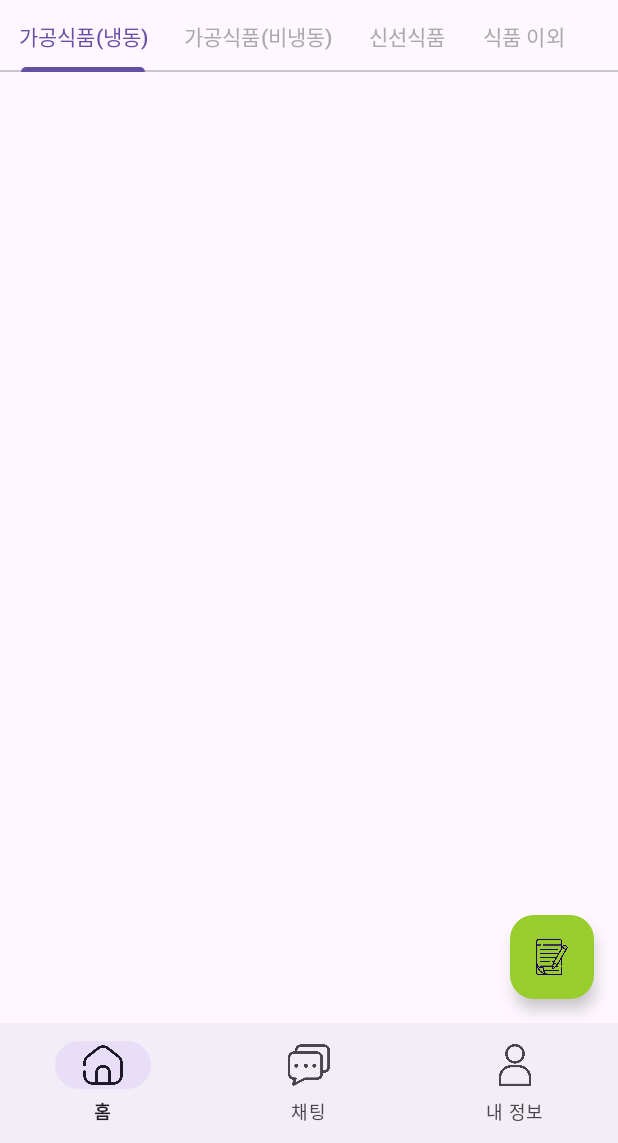
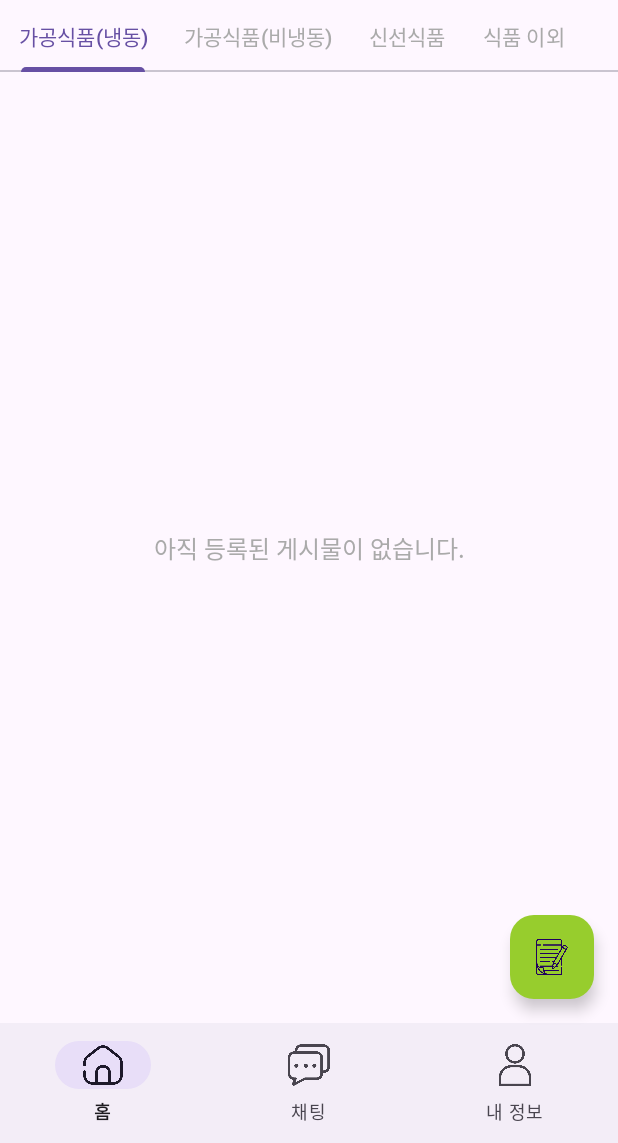
Before and after one commit to jwjang126/SinnaMarket, an Android app: the screen it shows after launch once a user with an empty profile is signed in (MainActivity), on a phone screen of 412 x 824 dp, the part 93-1236 px from its top. Run offline under Robolectric (Android 15) with nearby library versions, the phone set to English and light mode, and no system bars; our stand-ins replace Firebase (no records; nobody signed in at launch, a user with empty details on screens opened directly).

Commit message:
메인화면 게시물 잘 보여요

```diff
--- a/app/src/main/java/com/motungi/sinnamarket/main/MainActivity.kt
+++ b/app/src/main/java/com/motungi/sinnamarket/main/MainActivity.kt
@@ -1,18 +1,16 @@
 package com.motungi.sinnamarket.main
 
+import android.content.Context
 import android.content.Intent
 import android.os.Bundle
 import android.view.View
 import android.view.inputmethod.InputMethodManager
 import android.widget.AdapterView
 import android.widget.ArrayAdapter
-import android.widget.PopupMenu
 import android.widget.Spinner
 import android.widget.Toast
 import androidx.appcompat.app.AlertDialog
 import androidx.appcompat.app.AppCompatActivity
-import androidx.fragment.app.FragmentActivity
-import androidx.viewpager2.adapter.FragmentStateAdapter
 import com.google.android.material.tabs.TabLayoutMediator
 import com.google.firebase.auth.FirebaseAuth
 import com.motungi.sinnamarket.R
@@ -23,6 +21,7 @@ import com.motungi.sinnamarket.databinding.ActivityMainBinding
 class MainActivity : AppCompatActivity() {
 
     private lateinit var binding: ActivityMainBinding
+    private lateinit var viewPagerAdapter: ViewPagerAdapter
     private var selectedRegion: String = "수성구"
 
     private val districtMap = mapOf(
@@ -42,19 +41,24 @@ class MainActivity : AppCompatActivity() {
         binding = ActivityMainBinding.inflate(layoutInflater)
         setContentView(binding.root)
 
+        // SharedPreferences에서 마지막으로 설정된 지역 정보를 불러옵니다.
+        val prefs = getSharedPreferences("app_prefs", Context.MODE_PRIVATE)
+        selectedRegion = prefs.getString("selected_region", "수성구") ?: "수성구"
+        binding.regionText.text = selectedRegion
+
         val categories = listOf("가공식품(냉동)", "가공식품(비냉동)", "신선식품", "식품 이외")
-        val viewPager = binding.viewPager
-        val tabLayout = binding.tabLayout
+        viewPagerAdapter = ViewPagerAdapter(this, categories, selectedRegion)
+        binding.viewPager.adapter = viewPagerAdapter
+        binding.viewPager.offscreenPageLimit = 1
 
-        viewPager.adapter = ViewPagerAdapter(this, categories, selectedRegion)
-        TabLayoutMediator(tabLayout, viewPager) { tab, position ->
+        TabLayoutMediator(binding.tabLayout, binding.viewPager) { tab, position ->
             tab.text = categories[position]
         }.attach()
 
         binding.bottomNavigationBar.setOnItemSelectedListener { item ->
             when (item.itemId) {
                 R.id.nav_home -> {
-                    viewPager.currentItem = 0
+                    binding.viewPager.currentItem = 0
                     Toast.makeText(this, "홈 화면입니다.", Toast.LENGTH_SHORT).show()
                     true
                 }
@@ -75,7 +79,7 @@ class MainActivity : AppCompatActivity() {
         }
 
         binding.searchIcon.setOnClickListener {
-            val imm = getSystemService(INPUT_METHOD_SERVICE) as InputMethodManager
+            val imm = getSystemService(Context.INPUT_METHOD_SERVICE) as InputMethodManager
             imm.toggleSoftInput(InputMethodManager.SHOW_FORCED, 0)
             Toast.makeText(this, "키보드가 열립니다.", Toast.LENGTH_SHORT).show()
         }
@@ -101,6 +105,7 @@ class MainActivity : AppCompatActivity() {
     }
 
     private fun showMyInfo() {
+        // 이 부분은 Firebase에서 실제 사용자 정보를 불러와야 합니다.
         val myInfo = """
             이름: 김민준
             전화번호: 010-1234-5678
@@ -133,13 +138,20 @@ class MainActivity : AppCompatActivity() {
             .setView(dialogView)
             .setPositiveButton("선택") { dialog, _ ->
                 val selectedDong = dongSpinner.selectedItem.toString()
-                if (selectedDong != "선택하세요") {
+                if (selectedDong != "선택하세요" && selectedDong != selectedRegion) {
                     binding.regionText.text = selectedDong
                     selectedRegion = selectedDong
-                    (binding.viewPager.adapter as? ViewPagerAdapter)?.updateRegion(selectedDong)
+
+                    // SharedPreferences에 지역 정보 저장
+                    val prefs = getSharedPreferences("app_prefs", Context.MODE_PRIVATE)
+                    prefs.edit().putString("selected_region", selectedDong).apply()
+
+                    // ViewPagerAdapter를 통해 모든 Fragment 업데이트
+                    viewPagerAdapter.updateRegion(selectedDong)
+
                     Toast.makeText(this, "$selectedDong 로 지역이 변경되었습니다.", Toast.LENGTH_SHORT).show()
                 } else {
-                    Toast.makeText(this, "동을 선택해 주세요.", Toast.LENGTH_SHORT).show()
+                    Toast.makeText(this, "동을 선택하거나, 기존 지역과 다른 지역을 선택해 주세요.", Toast.LENGTH_SHORT).show()
                 }
                 dialog.dismiss()
             }
--- a/app/src/main/java/com/motungi/sinnamarket/main/PostListFragment.kt
+++ b/app/src/main/java/com/motungi/sinnamarket/main/PostListFragment.kt
@@ -11,7 +11,10 @@ import androidx.recyclerview.widget.LinearLayoutManager
 import com.google.firebase.firestore.FirebaseFirestore
 import com.google.firebase.firestore.Query
 import com.motungi.sinnamarket.databinding.FragmentPostListBinding
-import com.motungi.sinnamarket.main.DetailActivity // DetailActivity import 추가
+import com.motungi.sinnamarket.main.DetailActivity
+import com.motungi.sinnamarket.main.Post
+import com.motungi.sinnamarket.main.PostAdapter
+import com.motungi.sinnamarket.R
 
 class PostListFragment : Fragment() {
 
@@ -40,20 +43,32 @@ class PostListFragment : Fragment() {
     override fun onViewCreated(view: View, savedInstanceState: Bundle?) {
         super.onViewCreated(view, savedInstanceState)
 
-        // PostAdapter를 초기화할 때 클릭 리스너를 전달합니다.
+        // PostAdapter 초기화 시 클릭 리스너에서 post.id를 사용하도록 수정
         postAdapter = PostAdapter(emptyList()) { post ->
-            // PostListFragment.kt:71
             val intent = Intent(context, DetailActivity::class.java)
-            // post 객체에 id 필드가 없으므로, Firestore의 문서 ID를 직접 전달해야 합니다.
-            // 이 로직은 `listenForPosts`에서 snapshot을 가져올 때 함께 저장되어야 합니다.
-            intent.putExtra("productId", post.productid)
+            // Post 데이터 클래스에 id 필드를 추가했으므로, 이제 post.id를 사용합니다.
+            intent.putExtra("productId", post.id)
             startActivity(intent)
         }
 
         binding.recyclerView.layoutManager = LinearLayoutManager(context)
         binding.recyclerView.adapter = postAdapter
 
+        // tvNoPosts는 View Binding으로 접근하므로 별도의 선언이 필요 없습니다.
+        // 초기에는 보이지 않도록 설정
+        binding.tvNoPosts.visibility = View.GONE
+
         listenForPosts()
+    }
+
+    /**
+     * 외부에서 새로운 지역 정보를 받아서 데이터를 새로고침하는 함수
+     */
+    fun updateRegion(newRegion: String) {
+        if (this.regionName != newRegion) {
+            this.regionName = newRegion
+            listenForPosts() // 지역이 바뀌면 Firebase 쿼리를 다시 실행합니다.
+        }
     }
 
     private fun listenForPosts() {
@@ -63,9 +78,9 @@ class PostListFragment : Fragment() {
         }
 
         val db = FirebaseFirestore.getInstance()
-        db.collection("product") // Firebase 데이터베이스 컬렉션 이름과 일치하도록 수정
+        db.collection("product")
             .whereEqualTo("category", categoryName)
-            .whereEqualTo("region.dong", regionName) // 지역별 필터링
+            .whereEqualTo("region.dong", regionName)
             .orderBy("uploadedAt", Query.Direction.DESCENDING)
             .addSnapshotListener { snapshots, e ->
                 if (e != null) {
@@ -74,15 +89,23 @@ class PostListFragment : Fragment() {
                 }
 
                 if (snapshots != null) {
-                    val posts = snapshots.map { doc ->
+                    // Firestore 문서 ID를 Post 객체에 할당하는 로직 추가
+                    val posts = snapshots.documents.mapNotNull { doc ->
                         val post = doc.toObject(Post::class.java)
-                        post.copy(productid = doc.id)  // 🔹 문서 ID를 Post 객체에 저장
+                        post?.copy(id = doc.id)
                     }
                     postAdapter.updatePosts(posts)
+                    Log.d("PostListFragment", "Loaded ${posts.size} posts in real-time.")
 
-                    Log.d("PostListFragment", "Loaded ${posts.size} posts, first productId: ${posts.firstOrNull()?.productid}")
+                    // 게시글이 없을 때 메시지를 보여주는 로직 추가
+                    if (posts.isEmpty()) {
+                        binding.tvNoPosts.visibility = View.VISIBLE
+                        binding.recyclerView.visibility = View.GONE
+                    } else {
+                        binding.tvNoPosts.visibility = View.GONE
+                        binding.recyclerView.visibility = View.VISIBLE
+                    }
                 }
-
             }
     }
 
--- a/app/src/main/java/com/motungi/sinnamarket/main/ViewPagerAdapter.kt
+++ b/app/src/main/java/com/motungi/sinnamarket/main/ViewPagerAdapter.kt
@@ -3,16 +3,40 @@ package com.motungi.sinnamarket.main
 import androidx.fragment.app.Fragment
 import androidx.fragment.app.FragmentActivity
 import androidx.viewpager2.adapter.FragmentStateAdapter
+import android.util.SparseArray
+import android.view.ViewGroup
 
-class ViewPagerAdapter(fragmentActivity: FragmentActivity, private val categories: List<String>, private var region: String) : FragmentStateAdapter(fragmentActivity) {
+class ViewPagerAdapter(fragmentActivity: FragmentActivity, private val categories: List<String>, private var region: String) :
+    FragmentStateAdapter(fragmentActivity) {
+
+    // Fragment 인스턴스를 저장할 SparseArray
+    private val fragments = SparseArray<Fragment>()
+
     override fun getItemCount(): Int = categories.size
 
-    fun updateRegion(newRegion: String) {
-        this.region = newRegion
-        notifyDataSetChanged()
+    override fun createFragment(position: Int): Fragment {
+        val fragment = PostListFragment.newInstance(categories[position], region)
+        fragments.put(position, fragment)
+        return fragment
     }
 
-    override fun createFragment(position: Int): Fragment {
-        return PostListFragment.newInstance(categories[position], region)
+    // 이전에 제안했던 updateFragments() 함수를 호출하는 코드를 제거했습니다.
+    // 대신 MainActivity에서 ViewPagerAdapter의 updateRegion()을 직접 호출합니다.
+
+    // MainActivity에서 호출될 함수
+    fun updateRegion(newRegion: String) {
+        if (this.region != newRegion) {
+            this.region = newRegion
+            // 모든 Fragment의 지역 정보를 업데이트
+            for (i in 0 until fragments.size()) {
+                val fragment = fragments.valueAt(i)
+                (fragment as? PostListFragment)?.updateRegion(newRegion)
+            }
+        }
+    }
+
+    // 현재 포지션의 프래그먼트를 가져오는 함수 추가
+    fun getCurrentFragment(position: Int): Fragment? {
+        return fragments.get(position)
     }
 }
--- a/app/src/main/res/layout/fragment_post_list.xml
+++ b/app/src/main/res/layout/fragment_post_list.xml
@@ -1,5 +1,6 @@
 <?xml version="1.0" encoding="utf-8"?>
 <androidx.constraintlayout.widget.ConstraintLayout xmlns:android="http://schemas.android.com/apk/res/android"
+    xmlns:app="http://schemas.android.com/apk/res-auto"
     xmlns:tools="http://schemas.android.com/tools"
     android:layout_width="match_parent"
     android:layout_height="match_parent"
@@ -7,8 +8,25 @@
 
     <androidx.recyclerview.widget.RecyclerView
         android:id="@+id/recyclerView"
-        android:layout_width="match_parent"
-        android:layout_height="match_parent"
+        android:layout_width="0dp"
+        android:layout_height="0dp"
+        app:layout_constraintBottom_toBottomOf="parent"
+        app:layout_constraintEnd_toEndOf="parent"
+        app:layout_constraintStart_toStartOf="parent"
+        app:layout_constraintTop_toTopOf="parent"
         tools:listitem="@layout/item_post" />
 
+    <TextView
+        android:id="@+id/tvNoPosts"
+        android:layout_width="wrap_content"
+        android:layout_height="wrap_content"
+        android:text="아직 등록된 게시물이 없습니다."
+        android:textSize="16sp"
+        android:textColor="@android:color/darker_gray"
+        android:visibility="gone"
+        app:layout_constraintBottom_toBottomOf="parent"
+        app:layout_constraintEnd_toEndOf="parent"
+        app:layout_constraintStart_toStartOf="parent"
+        app:layout_constraintTop_toTopOf="parent" />
+
 </androidx.constraintlayout.widget.ConstraintLayout>
```
Also changed, not shown: app/src/main/java/com/motungi/sinnamarket/main/Post.kt (+12 -4 lines).
